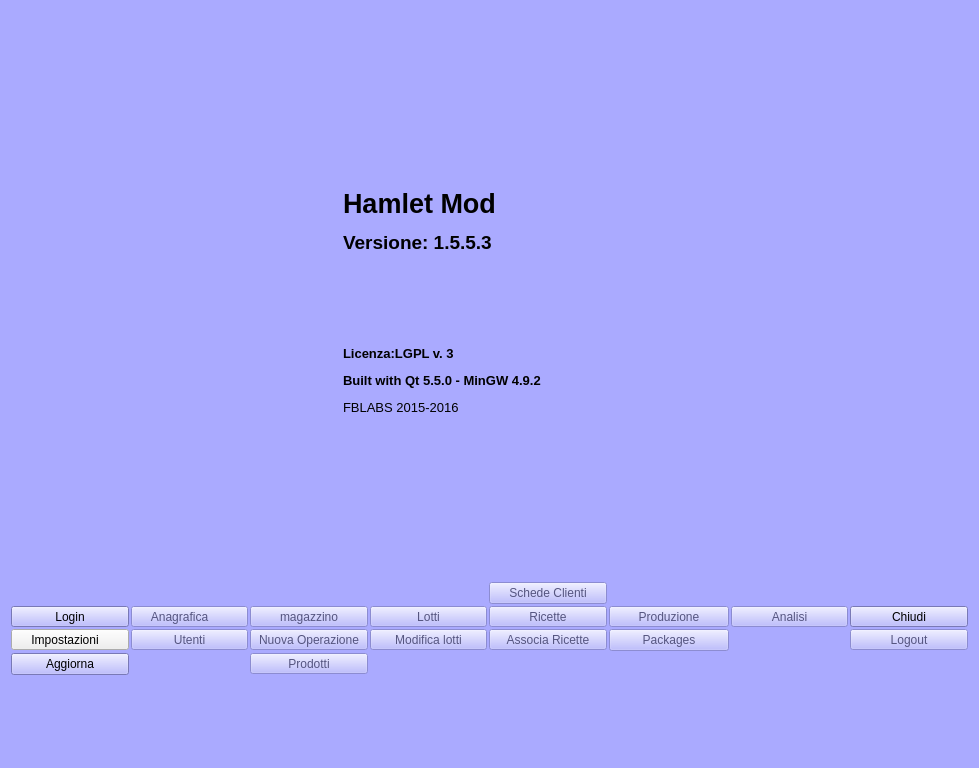
Old version of the form mainwindow.ui in the repository fblabs/hamlet-mod-sancon.
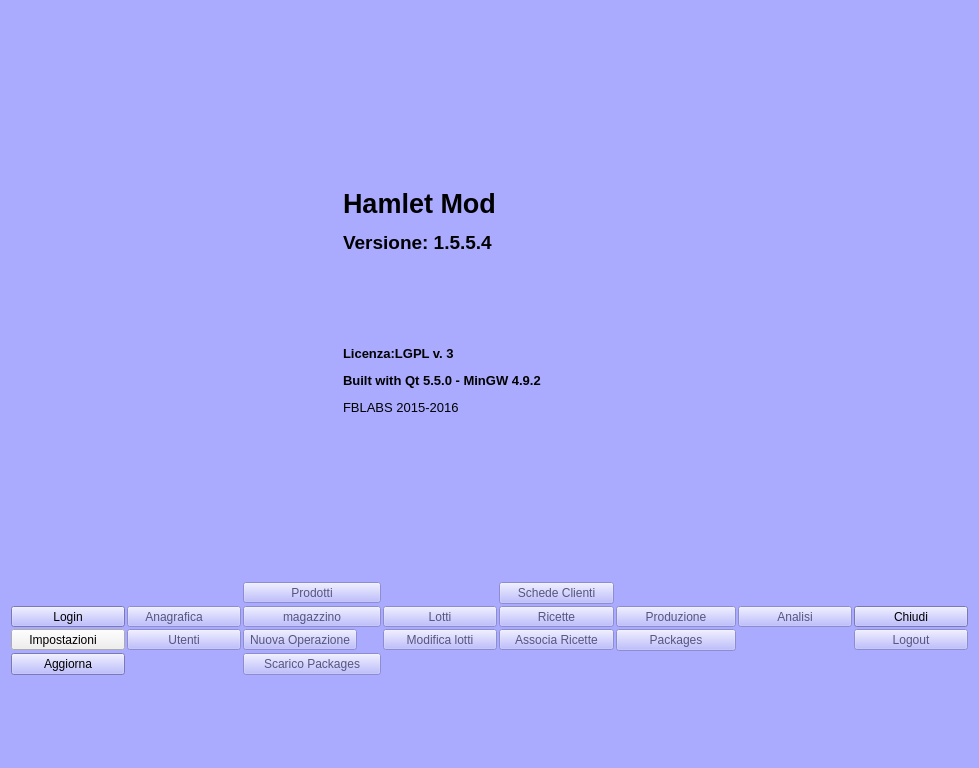
New version of the form. Icons and pictures are not drawn.

Commit message: 1.5.5.4 added scarico packages, various fixes

```diff
--- a/mainwindow.ui
+++ b/mainwindow.ui
@@ -523,7 +523,7 @@
       <item>
        <widget class="QLabel" name="label_2">
         <property name="text">
-         <string>&lt;html&gt;&lt;head/&gt;&lt;body&gt;&lt;p&gt;&lt;span style=&quot; font-size:20pt; font-weight:600;&quot;&gt;Hamlet Mod&lt;/span&gt;&lt;/p&gt;&lt;p&gt;&lt;span style=&quot; font-size:14pt; font-weight:600;&quot;&gt;Versione: 1.5.5.3&lt;/span&gt;&lt;/p&gt;&lt;p&gt;&lt;br/&gt;&lt;/p&gt;&lt;p&gt;&lt;br/&gt;&lt;/p&gt;&lt;p&gt;&lt;span style=&quot; font-size:10pt; font-weight:600;&quot;&gt;Licenza:LGPL v. 3&lt;/span&gt;&lt;/p&gt;&lt;p&gt;&lt;span style=&quot; font-size:10pt; font-weight:600;&quot;&gt;Built with Qt 5.5.0 - MinGW 4.9.2&lt;/span&gt;&lt;/p&gt;&lt;p&gt;&lt;span style=&quot; font-size:10pt;&quot;&gt;FBLABS 2015-2016&lt;/span&gt;&lt;/p&gt;&lt;/body&gt;&lt;/html&gt;</string>
+         <string>&lt;html&gt;&lt;head/&gt;&lt;body&gt;&lt;p&gt;&lt;span style=&quot; font-size:20pt; font-weight:600;&quot;&gt;Hamlet Mod&lt;/span&gt;&lt;/p&gt;&lt;p&gt;&lt;span style=&quot; font-size:14pt; font-weight:600;&quot;&gt;Versione: 1.5.5.4&lt;/span&gt;&lt;/p&gt;&lt;p&gt;&lt;br/&gt;&lt;/p&gt;&lt;p&gt;&lt;br/&gt;&lt;/p&gt;&lt;p&gt;&lt;span style=&quot; font-size:10pt; font-weight:600;&quot;&gt;Licenza:LGPL v. 3&lt;/span&gt;&lt;/p&gt;&lt;p&gt;&lt;span style=&quot; font-size:10pt; font-weight:600;&quot;&gt;Built with Qt 5.5.0 - MinGW 4.9.2&lt;/span&gt;&lt;/p&gt;&lt;p&gt;&lt;span style=&quot; font-size:10pt;&quot;&gt;FBLABS 2015-2016&lt;/span&gt;&lt;/p&gt;&lt;/body&gt;&lt;/html&gt;</string>
         </property>
         <property name="scaledContents">
          <bool>false</bool>
@@ -635,16 +635,10 @@
           </property>
           <property name="minimumSize">
            <size>
-            <width>80</width>
+            <width>138</width>
             <height>0</height>
            </size>
           </property>
-          <property name="maximumSize">
-           <size>
-            <width>120</width>
-            <height>16777215</height>
-           </size>
-          </property>
           <property name="toolTip">
            <string>&lt;html&gt;&lt;head/&gt;&lt;body&gt;&lt;p&gt;Operazioni legate al Magazzino,movimentazione di carico e scarico, correzione errori,ecc.&lt;/p&gt;&lt;/body&gt;&lt;/html&gt;</string>
           </property>
@@ -911,18 +905,6 @@
           <property name="enabled">
            <bool>false</bool>
           </property>
-          <property name="minimumSize">
-           <size>
-            <width>80</width>
-            <height>0</height>
-           </size>
-          </property>
-          <property name="maximumSize">
-           <size>
-            <width>120</width>
-            <height>16777215</height>
-           </size>
-          </property>
           <property name="text">
            <string>Nuova Operazione</string>
           </property>
@@ -944,41 +926,6 @@
           </property>
          </widget>
         </item>
-        <item row="5" column="2">
-         <widget class="QToolButton" name="tbProdotti">
-          <property name="enabled">
-           <bool>false</bool>
-          </property>
-          <property name="minimumSize">
-           <size>
-            <width>80</width>
-            <height>0</height>
-           </size>
-          </property>
-          <property name="maximumSize">
-           <size>
-            <width>120</width>
-            <height>16777215</height>
-           </size>
-          </property>
-          <property name="text">
-           <string>Prodotti</string>
-          </property>
-          <property name="icon">
-           <iconset resource="icons.qrc">
-            <normaloff>:/Resources/Wood-4-icon.png</normaloff>:/Resources/Wood-4-icon.png</iconset>
-          </property>
-          <property name="iconSize">
-           <size>
-            <width>32</width>
-            <height>32</height>
-           </size>
-          </property>
-          <property name="toolButtonStyle">
-           <enum>Qt::ToolButtonTextBesideIcon</enum>
-          </property>
-         </widget>
-        </item>
         <item row="1" column="6">
          <widget class="QPushButton" name="pbSchede">
           <property name="enabled">
@@ -1209,6 +1156,55 @@
           </property>
          </widget>
         </item>
+        <item row="1" column="2">
+         <widget class="QToolButton" name="tbProdotti">
+          <property name="enabled">
+           <bool>false</bool>
+          </property>
+          <property name="minimumSize">
+           <size>
+            <width>138</width>
+            <height>0</height>
+           </size>
+          </property>
+          <property name="text">
+           <string>Prodotti</string>
+          </property>
+          <property name="icon">
+           <iconset resource="icons.qrc">
+            <normaloff>:/Resources/Wood-4-icon.png</normaloff>:/Resources/Wood-4-icon.png</iconset>
+          </property>
+          <property name="iconSize">
+           <size>
+            <width>32</width>
+            <height>32</height>
+           </size>
+          </property>
+          <property name="toolButtonStyle">
+           <enum>Qt::ToolButtonTextBesideIcon</enum>
+          </property>
+         </widget>
+        </item>
+        <item row="5" column="2">
+         <widget class="QPushButton" name="pbUnload">
+          <property name="enabled">
+           <bool>false</bool>
+          </property>
+          <property name="text">
+           <string>Scarico Packages</string>
+          </property>
+          <property name="icon">
+           <iconset resource="icons.qrc">
+            <normaloff>:/Resources/App-ark-2-icon.png</normaloff>:/Resources/App-ark-2-icon.png</iconset>
+          </property>
+          <property name="iconSize">
+           <size>
+            <width>32</width>
+            <height>32</height>
+           </size>
+          </property>
+         </widget>
+        </item>
        </layout>
       </item>
      </layout>
```
Left out of the diff: 4 changed lines with no effect on the pictures. The commit also changes 71 other files.
